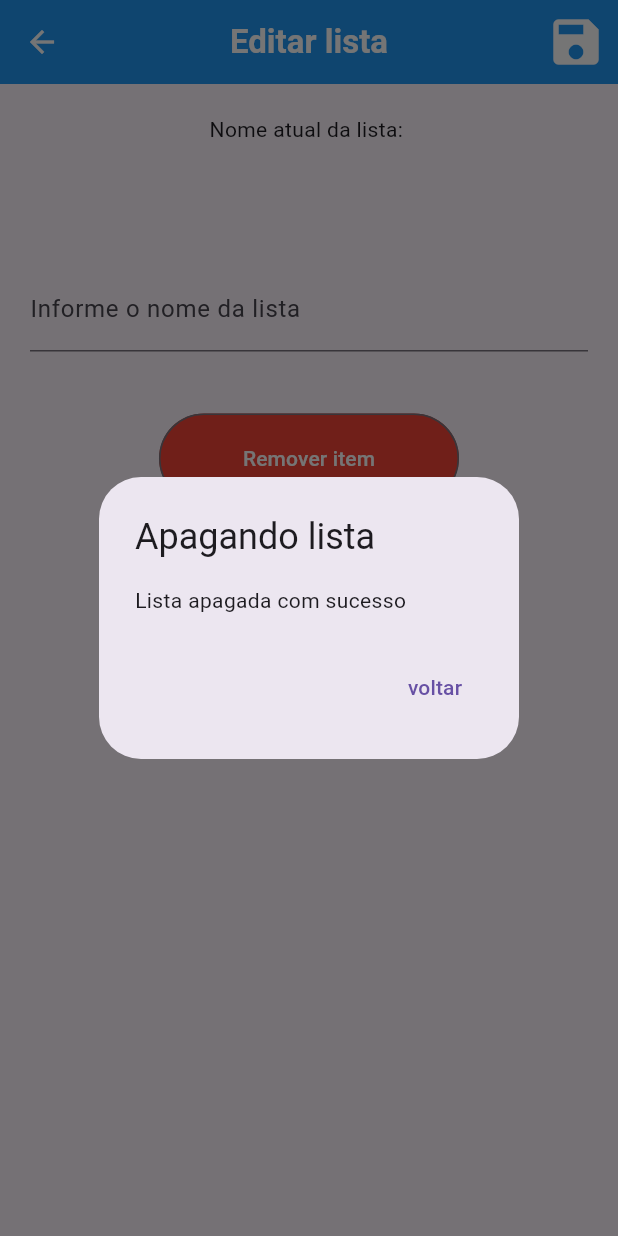
After one commit to mussa010/ProvaParcial, a Flutter app: the EditShoppingList screen opened by its route, after a tap on "Remover item", on a phone screen of 412 x 824 dp. The commit adds this screen. Run offline on Flutter 3.47's test engine with Material 3 defaults, Android fonts, the phone set to English and light mode, and no system bars; our stand-ins replace device_preview.

Commit message:
prova parcial

```diff
--- a/lib/main.dart
+++ b/lib/main.dart
@@ -14,6 +14,7 @@
 import 'view/menuItemsListView.dart';
 import 'view/editItemListView.dart';
 import 'view/searchShoppingListView.dart';
+import 'view/editShoppingListView.dart';
 
 void main() {
   SystemChrome.setSystemUIOverlayStyle(
@@ -53,7 +54,8 @@
         't8' : (context) => const MenuItemListView(),
         't9' : (context) => const CreatItemList(),
         't10' : (context) => const EditItemList(),
-        't11' : (context) => const SearchShoppingByItem()
+        't11' : (context) => const SearchShoppingByItem(),
+        't12' : (context) => const EditShoppingList(),
       }
     );
   }
--- /dev/null
+++ b/lib/view/editShoppingListView.dart
@@ -0,0 +1,128 @@
+import 'package:flutter/cupertino.dart';
+import 'package:flutter/material.dart';
+import 'package:flutter/widgets.dart';
+import 'package:prova_parcial/model/shoppingList.dart';
+import 'package:prova_parcial/repositories/repository.dart';
+import 'package:provider/provider.dart';
+
+class EditShoppingList extends StatefulWidget {
+  const EditShoppingList({super.key});
+
+  @override
+  State<EditShoppingList> createState() => _EditShoppingList();
+}
+
+class _EditShoppingList extends State<EditShoppingList> {
+  //chave formulário
+  var formKey = GlobalKey<FormState>();
+  var status = false;
+
+  //controlador para campo de texto
+  var txtName = TextEditingController();
+
+  dialogBox(context, titulo, mensagem) {
+    return showDialog(
+      context: context,
+      builder: (BuildContext context) => AlertDialog(
+        title: Text(titulo),
+        content: Text(mensagem),
+        actions: [
+          TextButton(
+            onPressed: () => Navigator.pop(context, 'voltar'),
+            child: const Text('voltar'),
+          ),
+        ],
+      ),
+    );
+  }
+
+  @override
+  Widget build(BuildContext context) {
+    String userName = Provider.of<Repository>(context).getUsername;
+    final save = Provider.of<Repository>(context);
+    ShoppingList sh = save.getSelectedShoppingList();
+
+    txtName.text = sh.getName;
+    return Scaffold(
+      appBar: AppBar(
+          centerTitle: true,
+          title: const Text(
+            'Editar lista',
+            style: TextStyle(
+              color: Colors.white,
+              fontWeight: FontWeight.bold,
+            ),
+          ),
+          leading: IconButton(
+            icon: const Icon(Icons.arrow_back, color: Colors.white),
+            onPressed: () => Navigator.pop(context),
+          ),
+          actions: [IconButton(
+            icon: const Icon(
+              Icons.save,
+              color: Colors.white,
+              size: 40,
+            ),
+            onPressed: () {
+              if(txtName.text.isEmpty) {
+                dialogBox(context, 'Erro', 'Campo vazio');
+              } else {
+                ShoppingList s = ShoppingList(listName: sh.getName, creatorName: userName);
+                save.editShoppingList(s);
+                dialogBox(context, 'Lista de compras', 'Lista atualizada com sucesso');
+              }
+            }
+          ),],
+          backgroundColor: Colors.blue,
+        ),
+        body:  Padding(
+          padding: const EdgeInsets.all(20),
+          child: Form(
+            key: formKey,
+            child: Column(
+              crossAxisAlignment: CrossAxisAlignment.center,
+              mainAxisAlignment: MainAxisAlignment.start,
+              children: [
+              Text('Nome atual da lista: ${sh.getName}'),
+              SizedBox(height: MediaQuery.of(context).size.height * 0.1),
+              TextFormField(
+                keyboardType: TextInputType.text,
+                      controller: txtName,
+                      onChanged: (value) {
+                        sh.setName = txtName.text;
+                      },
+                      decoration: const InputDecoration(
+                        labelText: 'Informe o nome da lista',
+                      ),
+                          // Validar se campo está vazio
+                      validator: (value) {
+                        if (value == null) {
+                          return 'Campo vazio';
+                        } else if (value.isEmpty) {
+                          return 'Campo vazio';
+                        }
+                        return null;
+                      },
+              ),
+              SizedBox(height: MediaQuery.of(context).size.height * 0.05),
+                OutlinedButton(
+                  style: OutlinedButton.styleFrom(
+                    minimumSize: const Size(200, 60),
+                    backgroundColor: Colors.red,
+                    foregroundColor: Colors.white,
+                  ),
+                  onPressed: () {
+                    dialogBox(context, 'Apagando lista', 'Lista apagada com sucesso');
+                    save.removeShoppingList(sh);
+                    setState(() {
+                      sh.setName = '';
+                    });
+                  },
+                  child: const Text('Remover item'),
+                )
+            ],),
+          ),
+        )
+    );
+  }
+}
--- a/lib/view/menuShoppingListView.dart
+++ b/lib/view/menuShoppingListView.dart
@@ -128,7 +128,7 @@ class _MenuShoppingListView extends State<MenuShoppingListView> {
                         },
                         onLongPress: () {
                           save.setSelectedShoppingList(listShoppingList[index]);
-                          Navigator.pushNamed(context, 't11');
+                          Navigator.pushNamed(context, 't12');
                         },
                         title:
                           Text(listShoppingList[index].getName,
```
Also changed, not shown: lib/model/itemsList.dart (+2 -16 lines), lib/model/shoppingList.dart (+2 -12 lines), lib/model/user.dart (+0 -12 lines), lib/repositories/repository.dart (+28 -12 lines).
